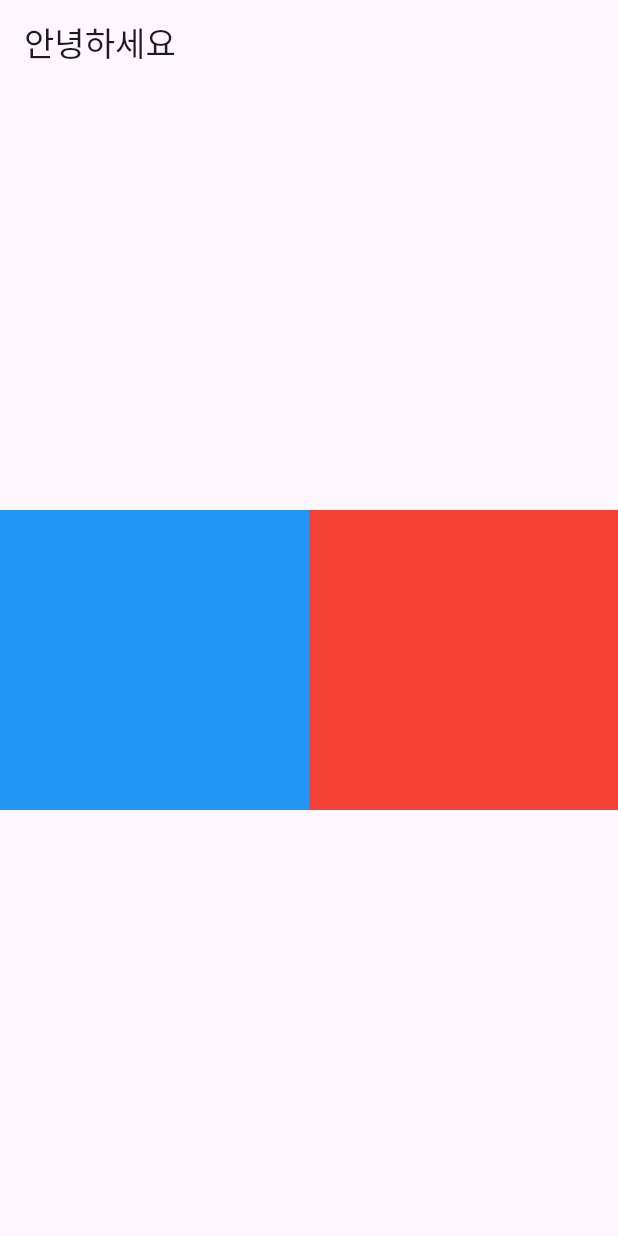
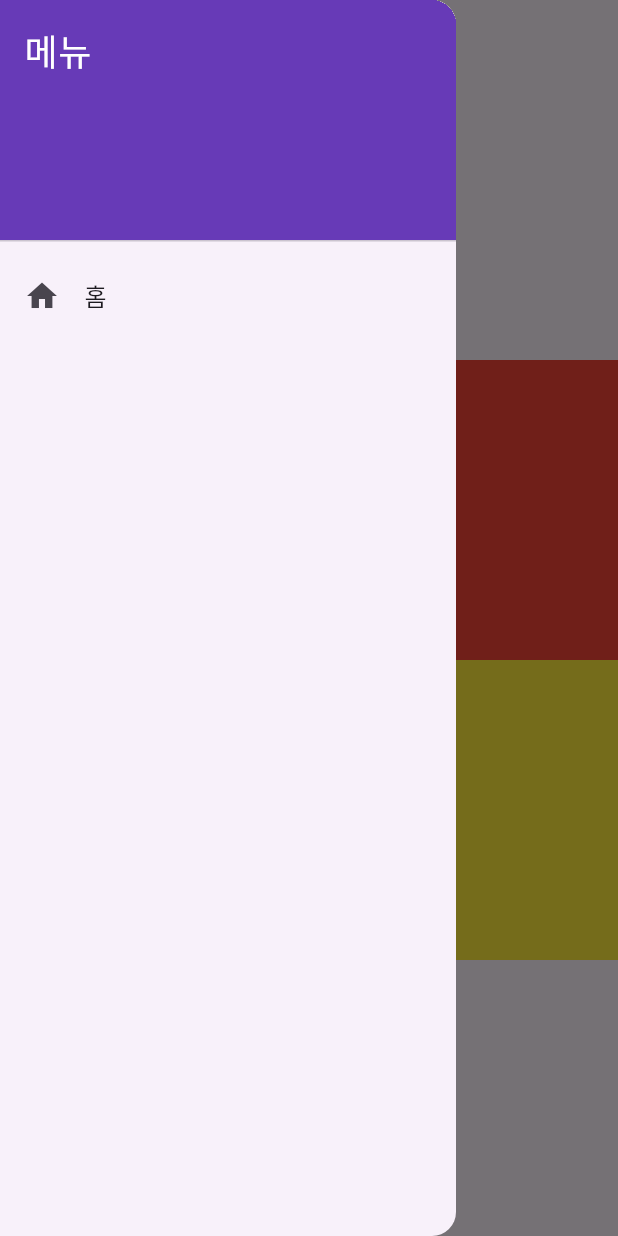
Before and after one commit to minidh/flatter, a Flutter app: the screen it shows after launch, with the side drawer open (before the commit the screen has no drawer), on a phone screen of 412 x 824 dp. Run offline on Flutter 3.47's test engine with Material 3 defaults, Android fonts, the phone set to English and light mode, and no system bars.

Commit message:
3 커밋

```diff
--- /dev/null
+++ b/lib/drawer.dart
@@ -0,0 +1,35 @@
+import 'package:flutter/material.dart';
+
+class MyDrawer extends StatelessWidget {
+  const MyDrawer({super.key});
+
+  @override
+  Widget build(BuildContext context) {
+    return Drawer(
+      child: ListView(
+        padding: EdgeInsets.zero,
+        children: [
+          const DrawerHeader(
+            decoration: BoxDecoration(
+                color: Colors.deepPurple
+            ),
+            child: Text(
+                '메뉴',
+                style: TextStyle(
+                    color: Colors.white,
+                    fontSize: 24
+                )
+            ),
+          ),
+          ListTile(
+              leading: const Icon(Icons.home),
+              title: const Text('홈'),
+              onTap: () {
+                Navigator.pop(context);
+              }
+          )
+        ],
+      ),
+    );
+  }
+}
--- a/lib/main.dart
+++ b/lib/main.dart
@@ -1,4 +1,7 @@
 import 'package:flutter/material.dart';
+
+import 'drawer.dart';
+
 
 void main() {
   runApp(const MyApp());
@@ -15,24 +18,26 @@ class MyApp extends StatelessWidget {
       theme: ThemeData(
         colorScheme: ColorScheme.fromSeed(seedColor: Colors.deepPurple),
       ),
-      home: const myhomepage(),
+      home: const MyHomePage(),
     );
   }
 }
-class myhomepage extends StatefulWidget {
-  const myhomepage({super.key});
+
+class MyHomePage extends StatefulWidget {
+  const MyHomePage({super.key});
 
   @override
-  State<myhomepage> createState() => _myhomepageState();
+  State<MyHomePage> createState() => _MyHomePageState();
 }
 
-class _myhomepageState extends State<myhomepage> {
+class _MyHomePageState extends State<MyHomePage> {
   @override
   Widget build(BuildContext context) {
     return Scaffold(
         appBar: AppBar(
         title: const Text("안녕하세요")
     ),
+        drawer: const MyDrawer(),
         body: Container(
             alignment: Alignment.center,
             child: Column(
@@ -50,11 +55,26 @@ class _myhomepageState extends State<myhomepage> {
                         width: MediaQuery.of(context).size.width / 2,
                         height: 200,
                         color: Colors.red,
-                  )
-                ],
-              )
+                      ),
                     ],
                   ),
+                  Row(
+                    mainAxisAlignment: MainAxisAlignment.center,
+                    children: [
+                      Container(
+                        width: MediaQuery.of(context).size.width / 2,
+                        height: 200,
+                        color: Colors.green,
+                      ),
+                      Container(
+                        width: MediaQuery.of(context).size.width / 2,
+                        height: 200,
+                        color: Colors.yellow,
+                      ),
+                    ],
+                  ),
+                ]
+            )
         )
     );
   }
```
Lines whose indentation alone changed are shown as unchanged.
